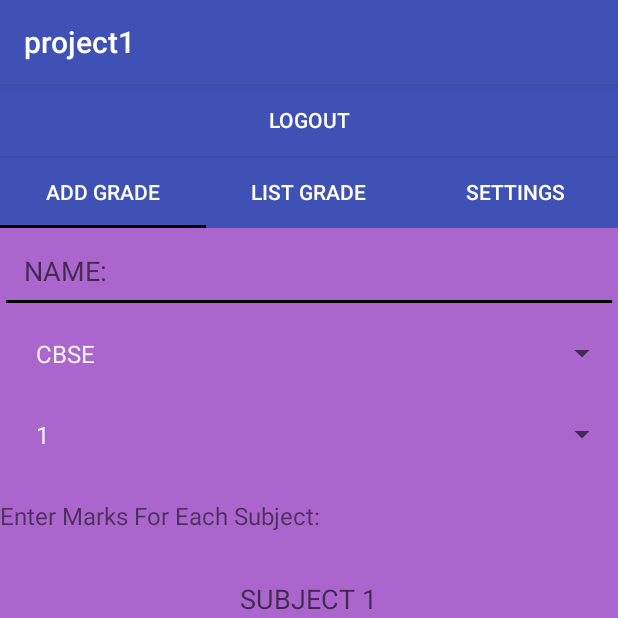
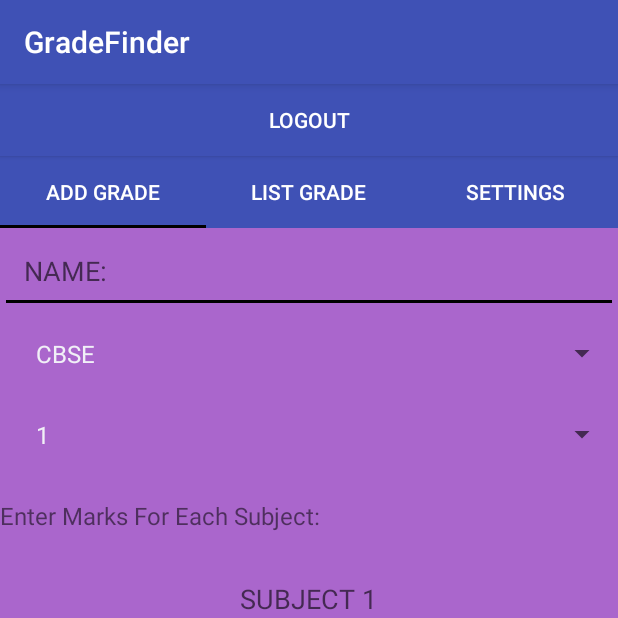
Before and after one commit to jsnkrm/GradeFinder, an Android app: the AddGradeFragment screen opened directly, with no data from a screen before it, on a phone screen of 412 x 824 dp, the top half of it. Run offline under Robolectric (Android 15) with nearby library versions, the phone set to English and light mode, and no system bars.

Commit message:
app is ready

```diff
--- a/app/src/main/java/com/example/jsnkrm/project1/ListGradeFragment.java
+++ b/app/src/main/java/com/example/jsnkrm/project1/ListGradeFragment.java
@@ -23,6 +23,7 @@ public class ListGradeFragment extends Fragment {
     View rootview;
 
     ArrayList<StuInfo> students = new ArrayList<>();
+    ListView listView;
 
     public ListGradeFragment() {
         // Required empty public constructor
@@ -34,11 +35,11 @@ public class ListGradeFragment extends Fragment {
         // Inflate the layout for this fragment
         rootview = inflater.inflate(R.layout.fragment_list_grade, container, false);
 
+         listView = (ListView) rootview.findViewById(R.id.list);
+
         addData();
 
         itemsAdapter = new StuAdapter(getActivity(), students);
-
-        ListView listView = (ListView) rootview.findViewById(R.id.list);
 
         listView.setAdapter(itemsAdapter);
 
@@ -77,4 +78,5 @@ public class ListGradeFragment extends Fragment {
         cursor.close();
     }
 
+
 }
--- a/app/src/main/java/com/example/jsnkrm/project1/StuAdapter.java
+++ b/app/src/main/java/com/example/jsnkrm/project1/StuAdapter.java
@@ -83,4 +83,9 @@ public class StuAdapter extends ArrayAdapter<StuInfo> {
 
         return listItemView;
     }
+
+    public void setArrayList(ArrayList<StuInfo> students) {
+        this.students = students;
+        notifyDataSetChanged();
+    }
 }
--- a/app/src/main/res/values/strings.xml
+++ b/app/src/main/res/values/strings.xml
@@ -1,5 +1,5 @@
 <resources>
-    <string name="app_name">project1</string>
+    <string name="app_name">GradeFinder</string>
 
     <!-- TODO: Remove or change this placeholder text -->
     <string name="hello_blank_fragment">Hello blank fragment</string>
```
Also changed, not shown: app/src/main/java/com/example/jsnkrm/project1/AddGradeFragment.java (+9 -5 lines).
